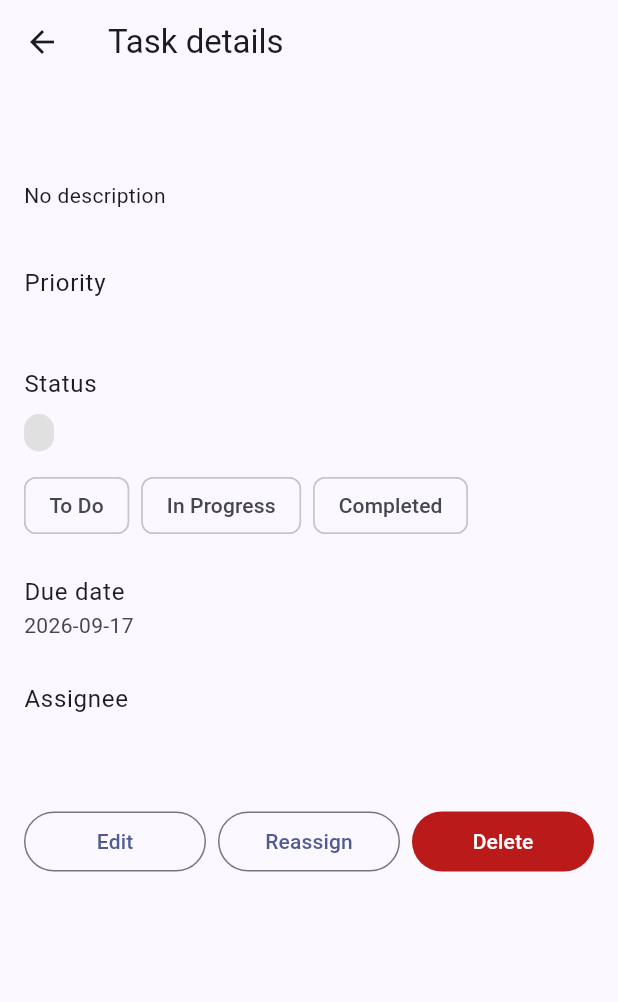
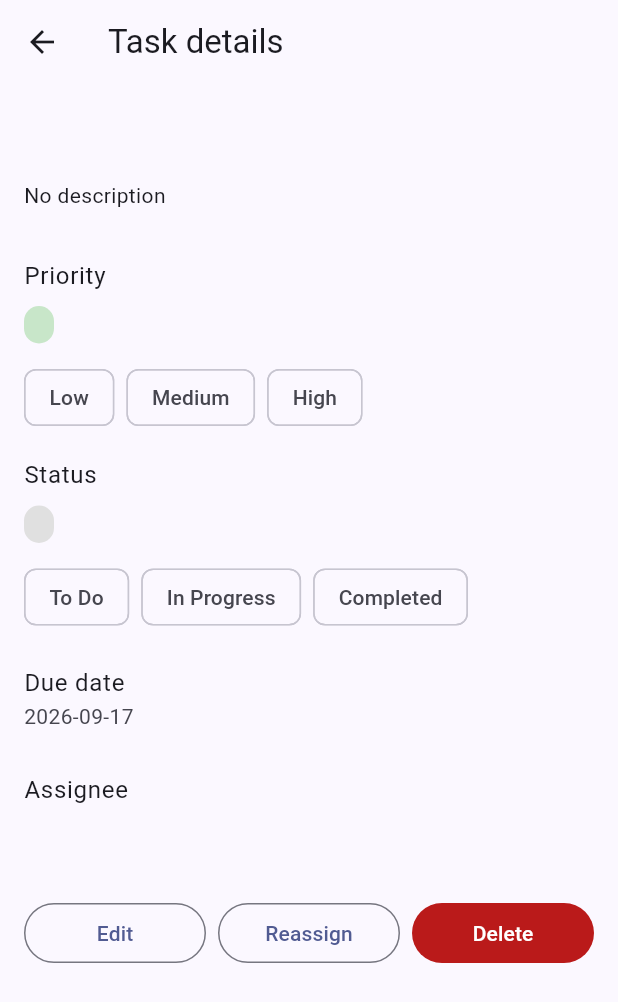
Before and after one commit to alex0077-git/Task-tracker, a Flutter app: the TaskDetailScreen screen opened directly with empty values, on a phone screen of 412 x 824 dp. Shown: the top 1002 px of the screen. Run offline on Flutter 3.47's test engine with Material 3 defaults, Android fonts, the phone set to English and light mode, and no system bars; our stand-ins replace cookie_jar, dio, dio_cookie_manager; accounts and stored records are empty.

Commit message:
Add priority tags, detail-screen priority chips, and client-side High-first sorting.
Co-authored-by: Cursor <cursoragent@cursor.com>

```diff
--- a/frontend/lib/screens/task_detail_screen.dart
+++ b/frontend/lib/screens/task_detail_screen.dart
@@ -3,6 +3,7 @@ import 'package:flutter/material.dart';
 import '../models/app_user.dart';
 import '../models/task.dart';
 import '../services/api_service.dart';
+import '../widgets/priority_tag.dart';
 import '../widgets/status_tag.dart';
 import 'task_form_screen.dart';
 
@@ -242,6 +243,29 @@ class _TaskDetailScreenState extends State<TaskDetailScreen> {
     await _refreshTask();
   }
 
+  Future<void> _setPriority(String newPriority) async {
+    if (_task.id == null || _task.priority == newPriority) {
+      return;
+    }
+
+    final success = await ApiService.instance.updateTaskPriority(
+      _task.id!,
+      newPriority,
+    );
+    if (!mounted) {
+      return;
+    }
+
+    if (!success) {
+      ScaffoldMessenger.of(context).showSnackBar(
+        const SnackBar(content: Text('Could not update priority')),
+      );
+      return;
+    }
+
+    await _refreshTask();
+  }
+
   @override
   Widget build(BuildContext context) {
     final description = _task.description.trim().isEmpty
@@ -265,7 +289,30 @@ class _TaskDetailScreenState extends State<TaskDetailScreen> {
           ListTile(
             contentPadding: EdgeInsets.zero,
             title: const Text('Priority'),
-            subtitle: Text(_task.priority),
+            subtitle: Padding(
+              padding: const EdgeInsets.only(top: 8),
+              child: Column(
+                crossAxisAlignment: CrossAxisAlignment.start,
+                children: [
+                  PriorityTag(priority: _task.priority),
+                  const SizedBox(height: 12),
+                  Wrap(
+                    spacing: 8,
+                    runSpacing: 8,
+                    children: [
+                      for (final priority in const ['Low', 'Medium', 'High'])
+                        ChoiceChip(
+                          label: Text(priority),
+                          selected: _task.priority == priority,
+                          onSelected: _isDeleting
+                              ? null
+                              : (_) => _setPriority(priority),
+                        ),
+                    ],
+                  ),
+                ],
+              ),
+            ),
           ),
           ListTile(
             contentPadding: EdgeInsets.zero,
--- /dev/null
+++ b/frontend/lib/widgets/priority_tag.dart
@@ -0,0 +1,50 @@
+import 'package:flutter/material.dart';
+
+class PriorityTag extends StatelessWidget {
+  const PriorityTag({super.key, required this.priority});
+
+  final String priority;
+
+  Color get _backgroundColor {
+    switch (priority) {
+      case 'High':
+        return const Color(0xFFFFCDD2);
+      case 'Medium':
+        return const Color(0xFFFFE0B2);
+      case 'Low':
+      default:
+        return const Color(0xFFC8E6C9);
+    }
+  }
+
+  Color get _textColor {
+    switch (priority) {
+      case 'High':
+        return const Color(0xFFC62828);
+      case 'Medium':
+        return const Color(0xFFE65100);
+      case 'Low':
+      default:
+        return const Color(0xFF2E7D32);
+    }
+  }
+
+  @override
+  Widget build(BuildContext context) {
+    return Container(
+      padding: const EdgeInsets.symmetric(horizontal: 10, vertical: 4),
+      decoration: BoxDecoration(
+        color: _backgroundColor,
+        borderRadius: BorderRadius.circular(999),
+      ),
+      child: Text(
+        priority,
+        style: TextStyle(
+          color: _textColor,
+          fontWeight: FontWeight.w600,
+          fontSize: 12,
+        ),
+      ),
+    );
+  }
+}
```
Also changed, not shown: frontend/lib/screens/task_list_screen.dart (+40 -5 lines), frontend/lib/services/api_service.dart (+12 -0 lines), 1 other file.
